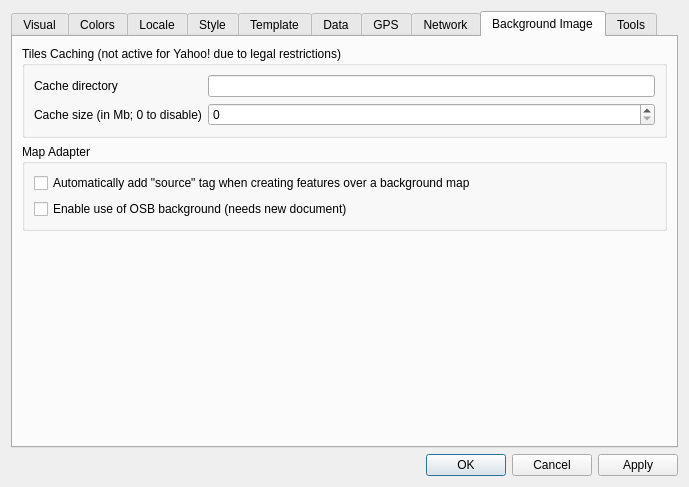
The window that src/Preferences/PreferencesDialog.ui (openstreetmap/merkaartor) describes before a commit, drawn with Qt 5.
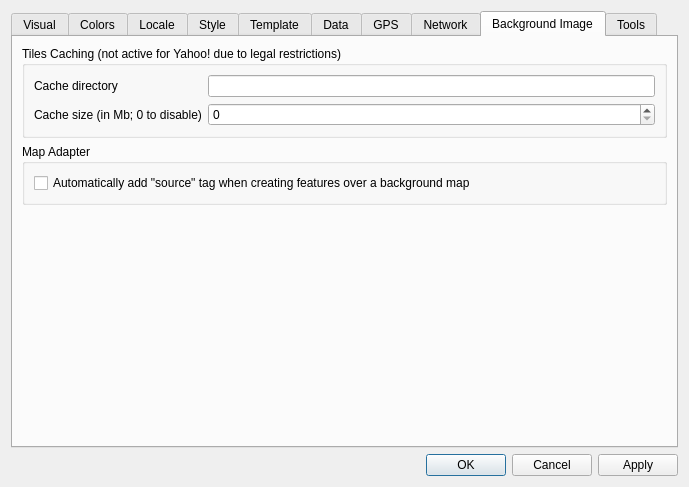
The same window after the commit. The open tabs and pages were chosen to show the change.

Diff of the .ui file:
```diff
--- a/src/Preferences/PreferencesDialog.ui
+++ b/src/Preferences/PreferencesDialog.ui
@@ -1393,13 +1393,6 @@
               </property>
              </widget>
             </item>
-            <item>
-             <widget class="QCheckBox" name="cbUseShapefileForBackground">
-              <property name="text">
-               <string>Enable use of OSB background (needs new document)</string>
-              </property>
-             </widget>
-            </item>
            </layout>
           </widget>
          </item>
```
Left out of the diff: 2 changed lines with no effect on the pictures.
